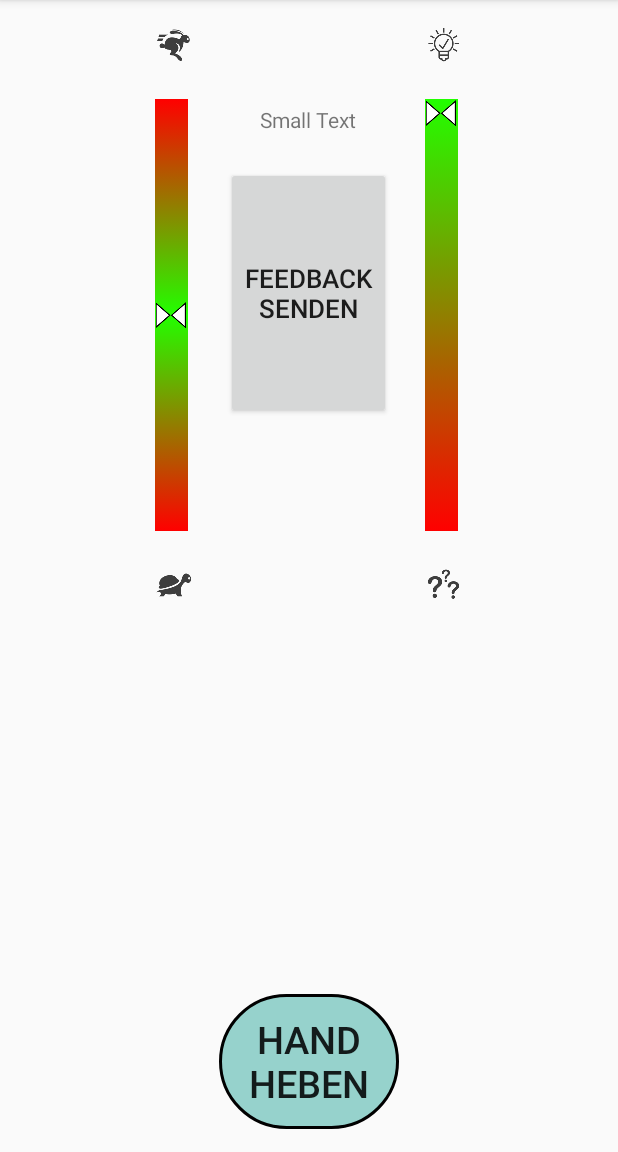
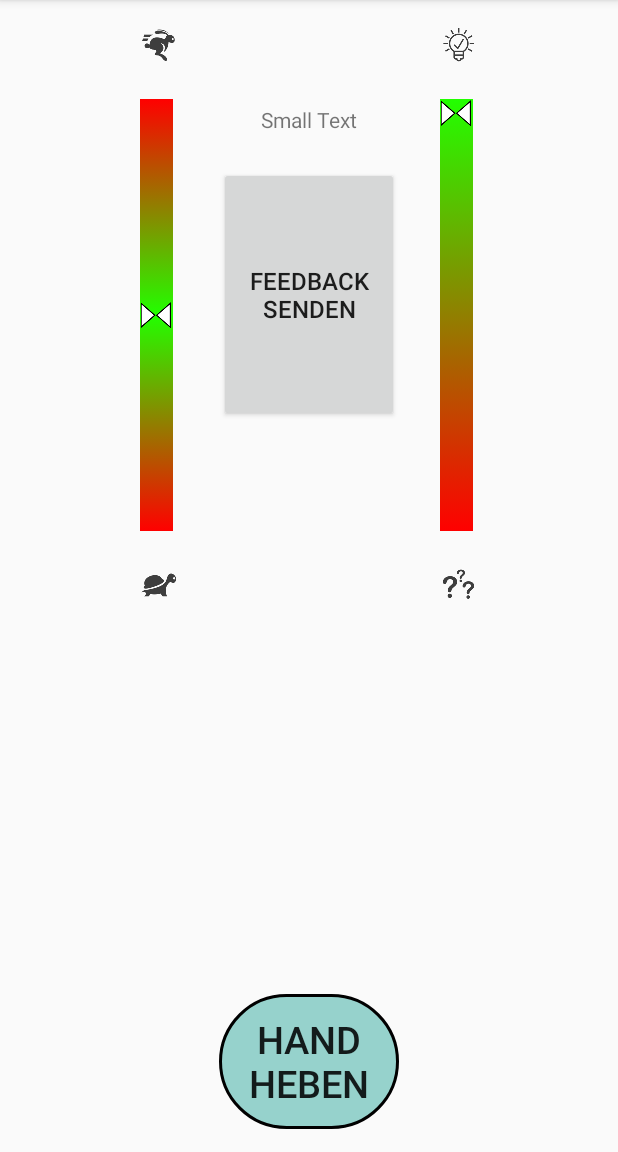
Before and after one commit to SammysHP/rlf-android, an Android app: the fragment StudentLiveFeedbackFragment shown on its own in the app's theme, on a phone screen of 412 x 824 dp, the part 84-1236 px from its top. Run offline under Robolectric (Android 15) with nearby library versions, the phone set to English and light mode, and no system bars; 1 statement that could not run was skipped.

Commit message:
Feedback Senden noch einmal angepasst

```diff
--- a/app/src/main/res/layout/fragment_student_live_feedback.xml
+++ b/app/src/main/res/layout/fragment_student_live_feedback.xml
@@ -12,7 +12,7 @@
         android:layout_alignParentTop="true"
         android:layout_toLeftOf="@+id/signal"
         android:layout_toStartOf="@+id/signal"
-        android:layout_marginRight="10dp"
+        android:layout_marginRight="20dp"
         android:layout_marginTop="10dp">
 
 
@@ -67,7 +67,7 @@
         android:layout_alignParentTop="true"
         android:layout_toRightOf="@+id/signal"
         android:layout_toEndOf="@+id/signal"
-        android:layout_marginLeft="10dp"
+        android:layout_marginLeft="20dp"
         android:layout_marginTop="10dp">
 
 
@@ -111,6 +111,7 @@
     </LinearLayout>
 
     <Button
+        style="@style/RoundButton"
         android:layout_width="120dp"
         android:layout_height="90dp"
         android:text="Hand heben"
@@ -145,11 +146,11 @@
             android:layout_alignEnd="@+id/button2" />
 
         <Button
-            android:layout_width="110dp"
-            android:layout_height="168dp"
+            android:layout_width="120dp"
+            android:layout_height="170dp"
             android:text="Feedback senden"
             android:id="@+id/sendFeedback"
-            android:textSize="17sp"
+            android:textSize="16sp"
             android:layout_gravity="center_horizontal"
             android:layout_below="@+id/textView2"
             android:layout_alignLeft="@+id/test2"
```
